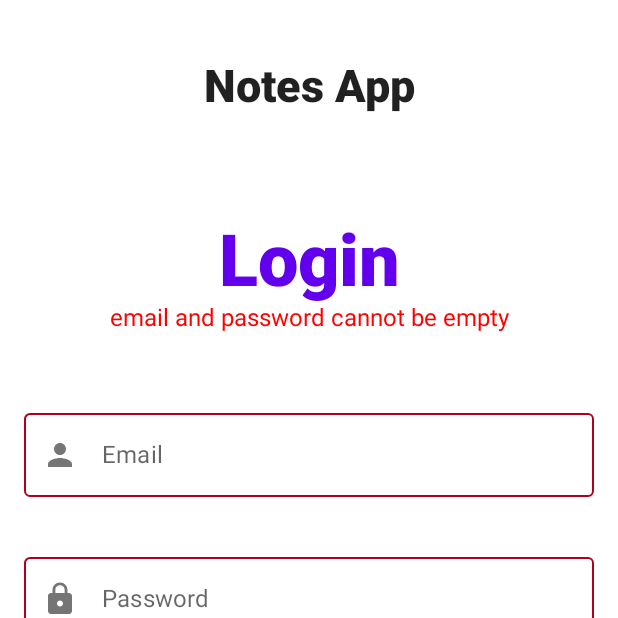
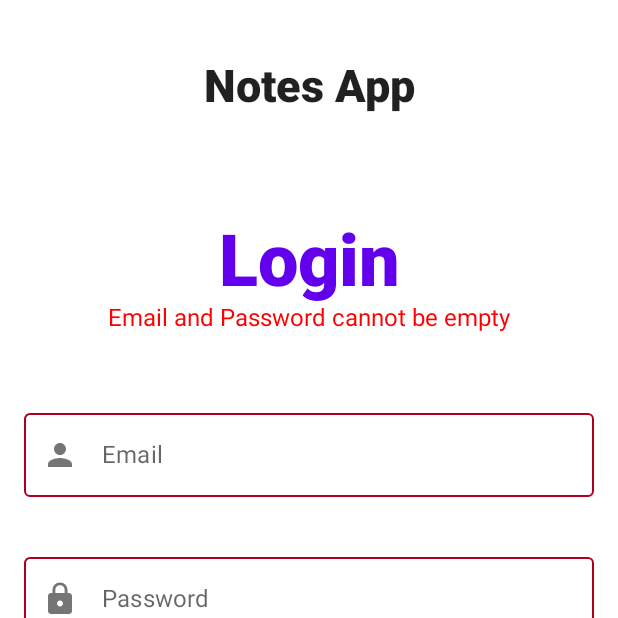
Before and after one commit to jobkilonzo/Notes-Compose, an Android app built with Jetpack Compose: the screen it shows after launch (MainActivity), after a tap on "Sign in", on a phone screen of 412 x 824 dp, the top half of it. Run offline under Robolectric (Android 15) with nearby library versions, the phone set to English and light mode, and no system bars; our stand-ins replace Firebase (no records; nobody signed in at launch, a user with empty details on screens opened directly).

```diff
--- a/app/src/main/java/com/example/notescompose/Navigation.kt
+++ b/app/src/main/java/com/example/notescompose/Navigation.kt
@@ -34,7 +34,7 @@ fun Navigation(
     homeVIewModel: HomeVIewModel
 ) {
     NavHost(navController = navController,
-        startDestination = "Login"
+        startDestination = NestedRoutes.Main.name
     ){
         authGraph(navController, loginViewModel)
         homeGraph(navController = navController, detailViewModel, homeVIewModel)
--- a/app/src/main/java/com/example/notescompose/detail/DetailScreen.kt
+++ b/app/src/main/java/com/example/notescompose/detail/DetailScreen.kt
@@ -1,6 +1,7 @@
 package com.example.notescompose.detail
 
 import android.annotation.SuppressLint
+import androidx.compose.animation.AnimatedVisibility
 import androidx.compose.animation.animateColorAsState
 import androidx.compose.foundation.BorderStroke
 import androidx.compose.foundation.background
@@ -43,7 +44,7 @@ fun DetailScreen(
 
     val isNoteIDNotBlank = noteId.isNotBlank()
 
-    val icon = if (isFormsNotBlank) Icons.Default.Refresh
+    val icon = if (isNoteIDNotBlank) Icons.Default.Refresh
     else Icons.Default.Check
 
     LaunchedEffect(key1 = Unit){
@@ -60,6 +61,7 @@ fun DetailScreen(
 
     Scaffold(scaffoldState = scaffoldState,
         floatingActionButton = {
+           AnimatedVisibility(visible = isFormsNotBlank) {
                FloatingActionButton(
                    onClick = {
                        if (isNoteIDNotBlank){
@@ -70,6 +72,7 @@ fun DetailScreen(
                    }) {
                    Icon(imageVector = icon, contentDescription = null)
 
+               }
            }
         }
     ) {
--- a/app/src/main/java/com/example/notescompose/login/LoginViewModel.kt
+++ b/app/src/main/java/com/example/notescompose/login/LoginViewModel.kt
@@ -75,7 +75,7 @@ class LoginViewModel(
     fun loginUser(context: Context) = viewModelScope.launch {
         try {
             if (!validateLoginForm()){
-                throw java.lang.IllegalArgumentException("email and password cannot be empty")
+                throw java.lang.IllegalArgumentException("Email and Password cannot be empty")
             }
             loginUiState = loginUiState.copy(isLoading = true)
 
--- a/app/src/main/java/com/example/notescompose/repository/StorageRepository.kt
+++ b/app/src/main/java/com/example/notescompose/repository/StorageRepository.kt
@@ -40,7 +40,7 @@ class StorageRepository() {
                     trySend(response)
                 }
         }catch (e: Exception){
-            trySend(Resource.Error(e?.cause))
+            trySend(Resource.Error(e.cause))
             e.printStackTrace()
         }
         awaitClose{
```
Also changed, not shown: app/src/main/java/com/example/notescompose/home/Home.kt (+34 -1 lines). Lines whose indentation alone changed are shown as unchanged.
